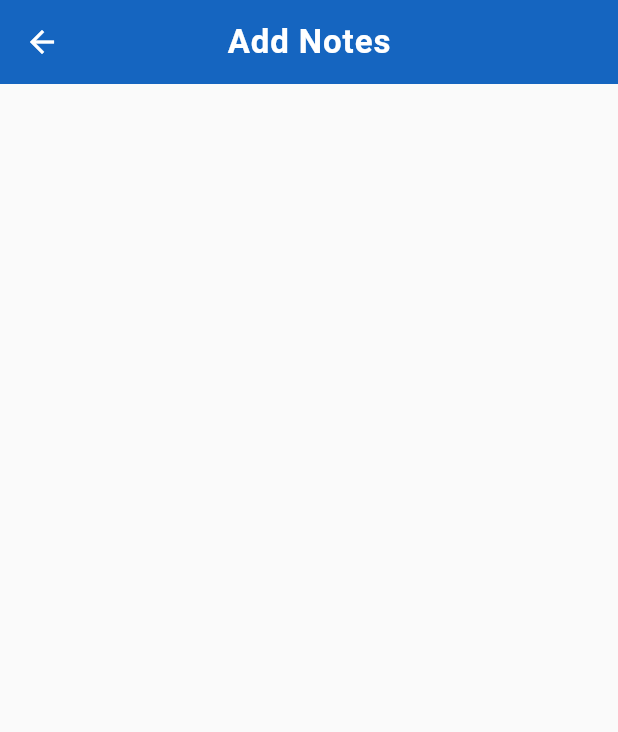
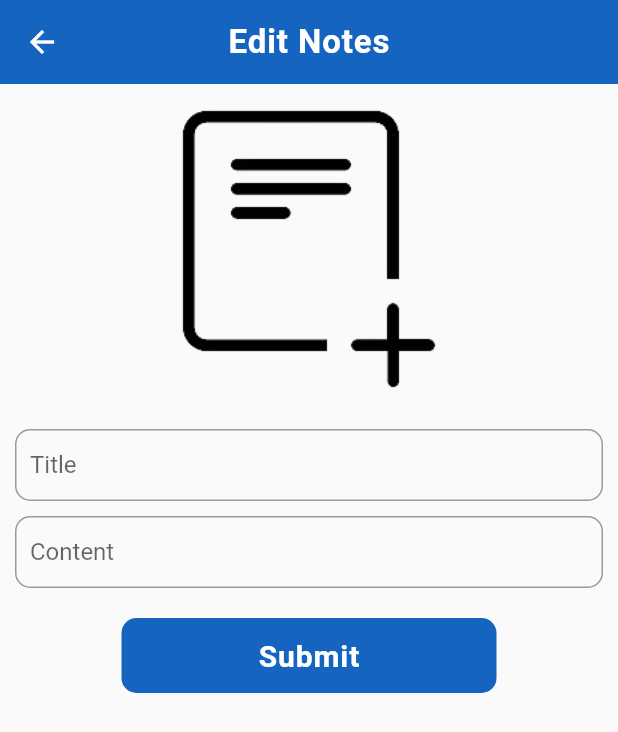
Before and after one commit to AmjadMallat1991/note_app, a Flutter app: the EditNotesScreen screen opened by its route, on a phone screen of 412 x 824 dp. Shown: the top 732 px of the screen. Run offline on Flutter 3.47's test engine with Material 2 defaults, Android fonts, the phone set to English and light mode, and no system bars; our stand-ins replace flutter_spinkit, shared_preferences; accounts and stored records are empty; statements that could not run were skipped.

Commit message:
edit notes changes php and flutter

```diff
--- a/note_app_flutter/lib/main.dart
+++ b/note_app_flutter/lib/main.dart
@@ -30,7 +30,9 @@ class MyApp extends StatelessWidget {
         'home': (context) => const HomeScreen(),
         'success': (context) => const SuccessScreen(),
         'addnotes': (context) => const AddNotesScreen(),
-        'editnotes': (context) => const EditNotesScreen(),
+        'editnotes': (context) => const EditNotesScreen(
+              notes: null,
+            ),
       },
     );
   }
--- a/note_app_flutter/lib/notes/add_notes.dart
+++ b/note_app_flutter/lib/notes/add_notes.dart
@@ -76,7 +76,7 @@ class _AddNotesScreenState extends State<AddNotesScreen> {
                         loading = true;
                       });
                       if (formState.currentState!.validate()) {
-                        await notesFunctions.AddNotes(
+                        await notesFunctions.addNotes(
                           context: context,
                           title: titleController.text,
                           content: contentController.text,
--- a/note_app_flutter/lib/notes/edit_notes.dart
+++ b/note_app_flutter/lib/notes/edit_notes.dart
@@ -1,22 +1,44 @@
 import 'package:flutter/material.dart';
+import 'package:flutter_spinkit/flutter_spinkit.dart';
+import 'package:note_app/components/text_field_component.dart';
+import 'package:note_app/functions/notes_functions.dart';
+import 'package:note_app/functions/valid.dart';
 
 class EditNotesScreen extends StatefulWidget {
-  const EditNotesScreen({super.key});
+  const EditNotesScreen({super.key, required this.notes});
+  final notes;
 
   @override
   State<EditNotesScreen> createState() => _EditNotesScreenState();
 }
 
 class _EditNotesScreenState extends State<EditNotesScreen> {
+  TextEditingController titleController = TextEditingController();
+  TextEditingController contentController = TextEditingController();
+  GlobalKey<FormState> formState = GlobalKey();
+  bool loading = false;
+
+  @override
+  void initState() {
+    super.initState();
+    getData();
+  }
+
+  getData() {
+    titleController.text = widget.notes['notes_title'];
+    contentController.text = widget.notes['notes_content'];
+  }
+
   @override
   Widget build(BuildContext context) {
+    NotesFunctions notesFunctions = NotesFunctions();
     return Scaffold(
       appBar: AppBar(
         backgroundColor: Colors.blue[800],
         elevation: 0,
         centerTitle: true,
         title: const Text(
-          'Add Notes',
+          'Edit Notes',
           style: TextStyle(
             color: Colors.white,
             fontWeight: FontWeight.w600,
@@ -28,7 +50,84 @@ class _EditNotesScreenState extends State<EditNotesScreen> {
       body: Padding(
         padding: const EdgeInsets.all(10),
         child: ListView(
-          children: [],
+          children: [
+            Form(
+              key: formState,
+              child: Column(
+                children: [
+                  Image.asset(
+                    'assets/images/add_notes.png',
+                    width: 200,
+                    height: 200,
+                  ),
+                  const SizedBox(
+                    height: 20,
+                  ),
+                  TextFeildComponent(
+                    hint: 'Title',
+                    controller: titleController,
+                    valid: (val) {
+                      return validnput(val!, 3, 10);
+                    },
+                  ),
+                  const SizedBox(
+                    height: 10,
+                  ),
+                  TextFeildComponent(
+                    hint: 'Content',
+                    controller: contentController,
+                    valid: (val) {
+                      return validnput(val!, 10, 300);
+                    },
+                  ),
+                  const SizedBox(
+                    height: 20,
+                  ),
+                  GestureDetector(
+                    onTap: () async {
+                      setState(() {
+                        loading = true;
+                      });
+                      if (formState.currentState!.validate()) {
+                        await notesFunctions.editNotes(
+                          context: context,
+                          title: titleController.text,
+                          content: contentController.text,
+                          notesId: widget.notes['notes_id'].toString(),
+                        );
+                      }
+                      setState(() {
+                        loading = false;
+                      });
+                    },
+                    child: Container(
+                      height: 50,
+                      width: 250,
+                      decoration: BoxDecoration(
+                        color: Colors.blue[800],
+                        borderRadius: BorderRadius.circular(10),
+                      ),
+                      child: Center(
+                        child: loading
+                            ? const SpinKitPulse(
+                                color: Colors.white,
+                              )
+                            : const Text(
+                                'Submit',
+                                style: TextStyle(
+                                  color: Colors.white,
+                                  fontWeight: FontWeight.w600,
+                                  letterSpacing: 0.6,
+                                  fontSize: 20,
+                                ),
+                              ),
+                      ),
+                    ),
+                  ),
+                ],
+              ),
+            ),
+          ],
         ),
       ),
     );
```
Also changed, not shown: note_app_flutter/lib/functions/notes_functions.dart (+65 -1 lines), note_app_flutter/lib/home_screen.dart (+12 -1 lines), note_app_flutter/lib/constant/link_api.dart (line endings or trailing spaces), 1 other file.
